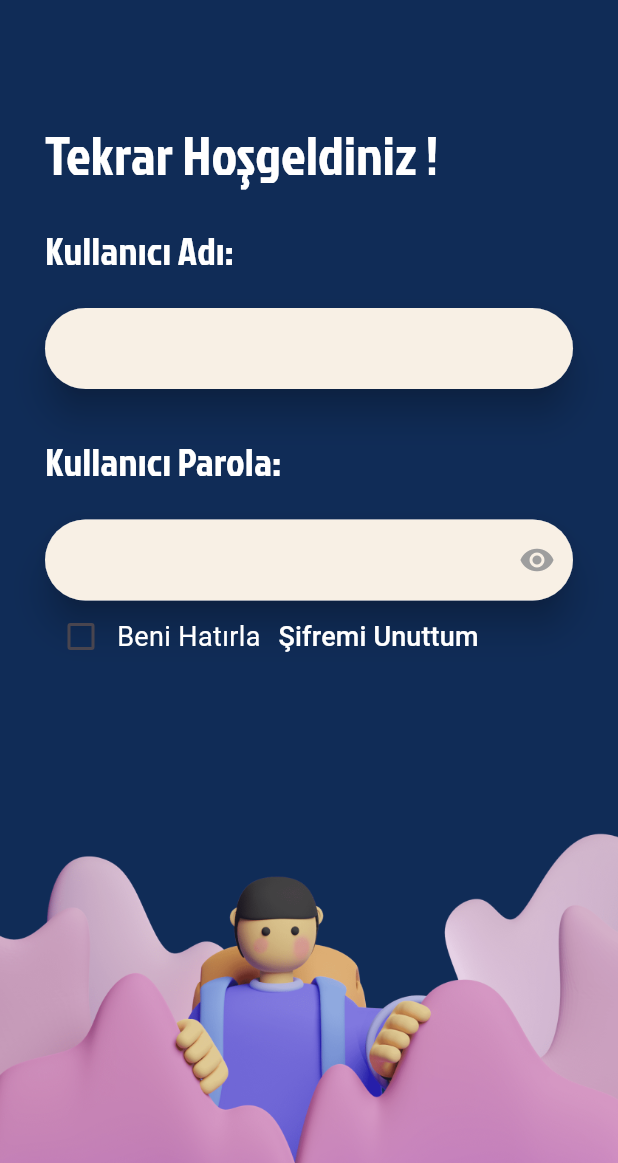
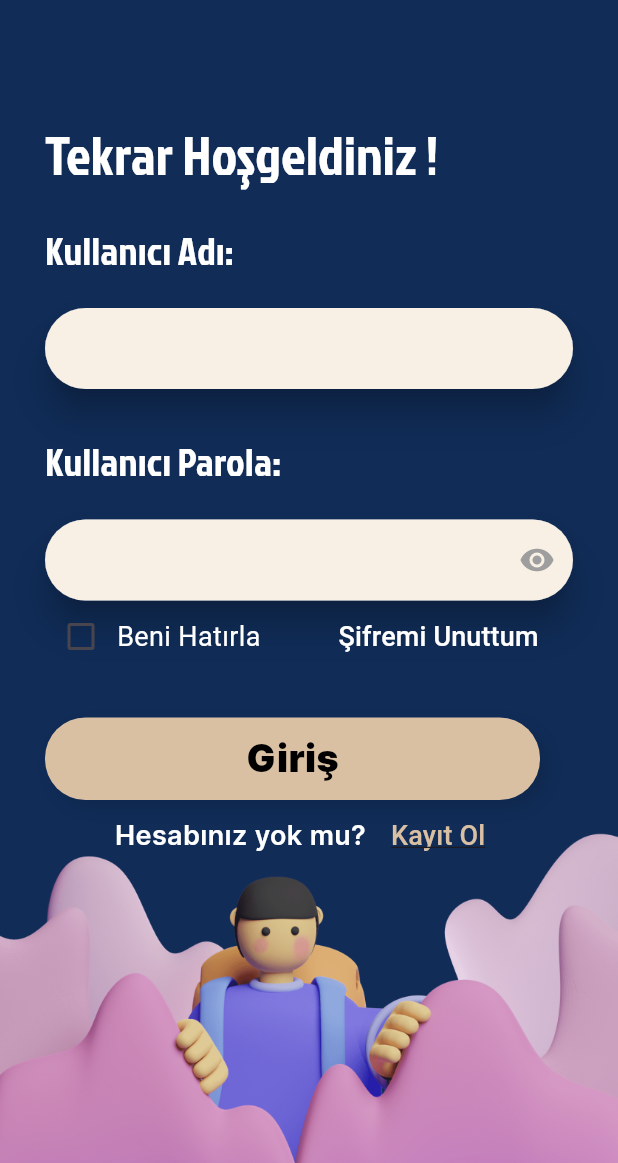
Before and after one commit to Arifcngk/DIL-SAVASLARI, a Flutter app: the screen it shows after launch, on a phone screen of 412 x 824 dp, the part 73-1236 px from its top. Run offline on Flutter 3.47's test engine with Material 3 defaults, Android fonts, the phone set to English and light mode, and no system bars; our stand-ins replace get.

Commit message:
chore: Update color and font dependencies

```diff
--- a/lib/view/auth/login_page.dart
+++ b/lib/view/auth/login_page.dart
@@ -1,7 +1,10 @@
+import 'package:dil_savaslari/view/auth/register_page.dart';
+import 'package:dil_savaslari/view/consts/btnCustom.dart';
 import 'package:dil_savaslari/view/consts/color.dart';
 import 'package:dil_savaslari/view/consts/inputCustom.dart';
 import 'package:dil_savaslari/view/consts/txtCustom.dart';
 import 'package:flutter/material.dart';
+import 'package:get/get.dart';
 
 class LoginPage extends StatefulWidget {
   const LoginPage({super.key});
@@ -14,6 +17,7 @@ class _LoginPageState extends State<LoginPage> {
   @override
   Widget build(BuildContext context) {
     return Scaffold(
+      resizeToAvoidBottomInset: false,
       backgroundColor: AppColors.bgColor,
       appBar: AppBar(
         elevation: 0,
@@ -27,12 +31,12 @@ class _LoginPageState extends State<LoginPage> {
       body: Stack(
         children: [
           Padding(
-            padding: EdgeInsets.all(30.0),
+            padding: const EdgeInsets.all(30.0),
             child: Column(
               crossAxisAlignment: CrossAxisAlignment.start,
               children: [
-                SizedBox(height: 40),
-                Text(
+                const SizedBox(height: 40),
+                const Text(
                   "Tekrar Hoşgeldiniz !",
                   style: TextStyle(
                     fontSize: 36,
@@ -40,14 +44,14 @@ class _LoginPageState extends State<LoginPage> {
                     color: Colors.white,
                   ),
                 ),
-                SizedBox(height: 20), // İki yazı arasında boşluk
-                txtCustomWidget(fontSize: 26, text: "Kullanıcı Adı:"),
-                SizedBox(height: 20),
-                InputCustomWidget(isPassword: false),
-                SizedBox(height: 30),
-                txtCustomWidget(text: 'Kullanıcı Parola:', fontSize: 26),
-                SizedBox(height: 20),
-                InputCustomWidget(isPassword: true),
+                const SizedBox(height: 20), // İki yazı arasında boşluk
+                const txtCustomWidget(fontSize: 26, text: "Kullanıcı Adı:"),
+                const SizedBox(height: 20),
+                const InputCustomWidget(isPassword: false),
+                const SizedBox(height: 30),
+                const txtCustomWidget(text: 'Kullanıcı Parola:', fontSize: 26),
+                const SizedBox(height: 20),
+                const InputCustomWidget(isPassword: true),
                 Row(
                   mainAxisAlignment: MainAxisAlignment.spaceBetween,
                   children: [
@@ -66,6 +70,7 @@ class _LoginPageState extends State<LoginPage> {
                             fontSize: 18,
                           ),
                         ),
+                        const SizedBox(width: 40),
                         TextButton(
                           onPressed: () {},
                           child: const Text(
@@ -76,8 +81,42 @@ class _LoginPageState extends State<LoginPage> {
                       ],
                     )
                   ],
-                )
-                //Burada beni hatırla ve şifremi unuttum kısımları olacak
+                ),
+                const SizedBox(height: 30),
+                BtnCustomWidget(
+                  text: 'Giriş',
+                  onTap: () {},
+                ),
+                Row(
+                  mainAxisAlignment: MainAxisAlignment.center,
+                  children: [
+                    const Text(
+                      "Hesabınız yok mu? ",
+                      style: TextStyle(
+                        color: Colors.white,
+                        fontFamily: 'Inter',
+                        fontWeight: FontWeight.w600,
+                        fontSize: 18,
+                      ),
+                    ),
+                    TextButton(
+                        onPressed: () {
+                          Navigator.push(
+                            context,
+                            MaterialPageRoute(
+                              builder: (context) => const RegisterPage(),
+                            ),
+                          );
+                        },
+                        child: Text(
+                          'Kayıt Ol',
+                          style: TextStyle(
+                              color: AppColors.bgColorBtn,
+                              fontSize: 18,
+                              decoration: TextDecoration.underline),
+                        )),
+                  ],
+                ),
               ],
             ),
           ),
--- a/lib/view/auth/register_page.dart
+++ b/lib/view/auth/register_page.dart
@@ -1,3 +1,4 @@
+import 'package:dil_savaslari/view/consts/color.dart';
 import 'package:flutter/material.dart';
 
 class RegisterPage extends StatefulWidget {
@@ -10,6 +11,8 @@ class RegisterPage extends StatefulWidget {
 class _RegisterPageState extends State<RegisterPage> {
   @override
   Widget build(BuildContext context) {
-    return const Scaffold();
+    return Scaffold(
+      backgroundColor: AppColors.bgColor,
+    );
   }
 }
--- a/lib/view/consts/btnCustom.dart
+++ b/lib/view/consts/btnCustom.dart
@@ -22,7 +22,7 @@ class BtnCustomWidget extends StatelessWidget {
           gradient: LinearGradient(
             colors: [
               AppColors.bgColorBtn,
-              AppColors.bgColorBtn2,
+              AppColors.bgColorBtn,
             ],
             begin: Alignment.topLeft,
             end: Alignment.bottomRight,
```
